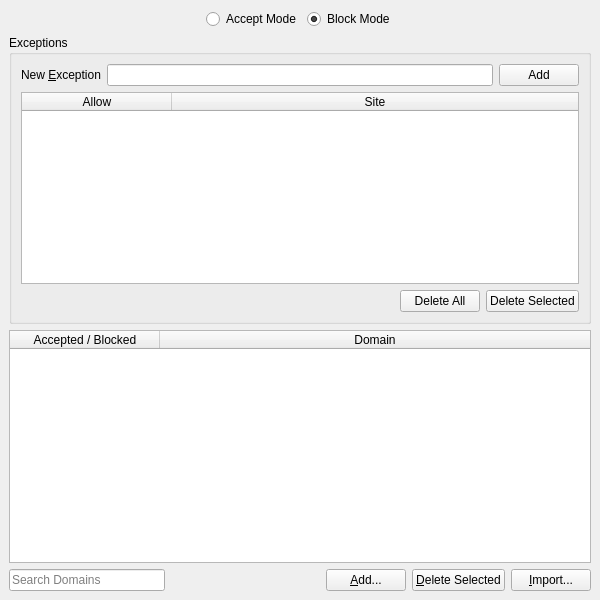
textbrowser/dooble, file 2.x/UI/dooble_accepted_or_blocked_domains.ui: the form before one commit.
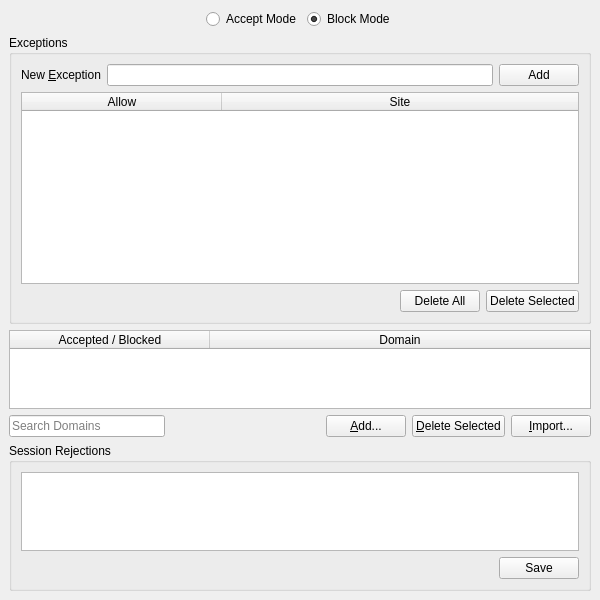
The form after the commit. Icons and pictures are not drawn. Custom widgets are drawn as their Qt base class.

Commit message: Column widths. New widgets.

```diff
--- a/2.x/UI/dooble_accepted_or_blocked_domains.ui
+++ b/2.x/UI/dooble_accepted_or_blocked_domains.ui
@@ -136,7 +136,7 @@
           <number>150</number>
          </attribute>
          <attribute name="horizontalHeaderDefaultSectionSize">
-          <number>150</number>
+          <number>200</number>
          </attribute>
          <attribute name="horizontalHeaderStretchLastSection">
           <bool>true</bool>
@@ -214,7 +214,7 @@
        <number>150</number>
       </attribute>
       <attribute name="horizontalHeaderDefaultSectionSize">
-       <number>150</number>
+       <number>200</number>
       </attribute>
       <attribute name="horizontalHeaderShowSortIndicator" stdset="0">
        <bool>true</bool>
@@ -285,6 +285,45 @@
       </item>
      </layout>
     </item>
+    <item>
+     <widget class="QGroupBox" name="groupBox_2">
+      <property name="title">
+       <string>Session Rejections</string>
+      </property>
+      <layout class="QVBoxLayout" name="verticalLayout_2">
+       <item>
+        <widget class="QTableWidget" name="session_rejections"/>
+       </item>
+       <item>
+        <layout class="QHBoxLayout" name="horizontalLayout_3">
+         <item>
+          <spacer name="horizontalSpacer_4">
+           <property name="orientation">
+            <enum>Qt::Horizontal</enum>
+           </property>
+           <property name="sizeHint" stdset="0">
+            <size>
+             <width>40</width>
+             <height>20</height>
+            </size>
+           </property>
+          </spacer>
+         </item>
+         <item>
+          <widget class="QPushButton" name="save">
+           <property name="toolTip">
+            <string>Save domains permanently.</string>
+           </property>
+           <property name="text">
+            <string>Save</string>
+           </property>
+          </widget>
+         </item>
+        </layout>
+       </item>
+      </layout>
+     </widget>
+    </item>
    </layout>
   </widget>
  </widget>
```
The commit also changes 5 other files.
